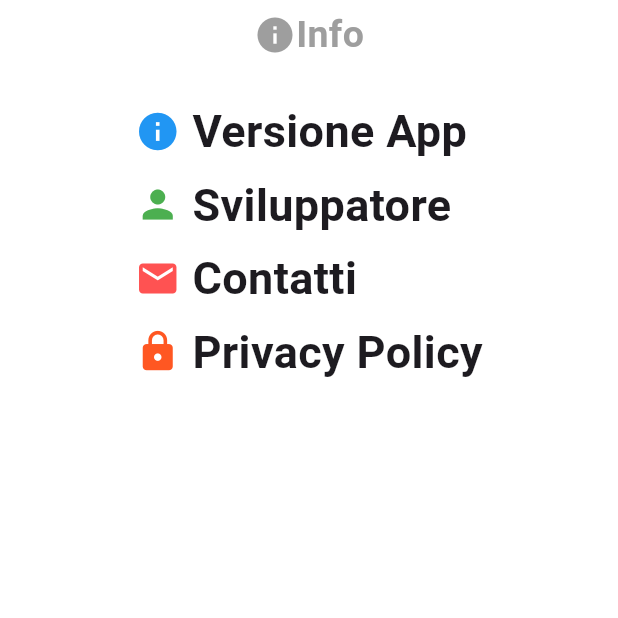
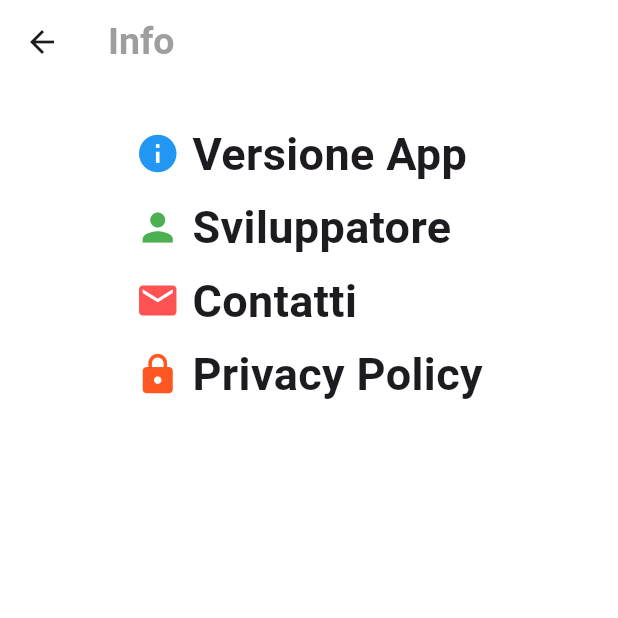
Before and after one commit to ciaba17/meteo, a Flutter app: the screen it shows after launch, in the side drawer, after a tap on "Info", on a phone screen of 412 x 824 dp, the top half of it. Run offline on Flutter 3.47's test engine with Material 3 defaults, Android fonts, the phone set to English and light mode, and no system bars; our stand-ins replace fl_chart, sizer.

Commit message:
aggiunta appbar alla schermata Info

```diff
--- a/meteo/lib/main.dart
+++ b/meteo/lib/main.dart
@@ -343,7 +343,7 @@ class InquinamentoScreen extends StatelessWidget {
       padding: const EdgeInsets.only(bottom: 6.0),
       child: Row(
         children: [
-          IconButton(onPressed: () => apriApprofondimento(context, testoSecondario), icon: Icon(Icons.info, size: 4.w, color: Colors.blue)),
+          IconButton(onPressed: () => apriApprofondimento(context, testoPrincipale, testoSecondario), icon: Icon(Icons.info, size: 4.w, color: Colors.blue)),
           Icon(iconData, color: color, size: 7.w),
           SizedBox(width: 2.w),
           Text(testoPrincipale, style: TextStyle(fontSize: 4.w, fontWeight: FontWeight.bold,)),
@@ -352,12 +352,12 @@ class InquinamentoScreen extends StatelessWidget {
     );
   }
 
-  apriApprofondimento(context, String testoSecondario) {
+  apriApprofondimento(context, String testoPrincipale, String testoSecondario) {
     showDialog(
       context: context,
       builder: (BuildContext context) {
         return AlertDialog(
-          title: Text("Mini schermata"),
+          title: Text(testoPrincipale),
           titleTextStyle: TextStyle(
             fontWeight: FontWeight.bold,
             fontSize: 6.w,
@@ -420,25 +420,24 @@ class InfoScreen extends StatelessWidget {
     return Scaffold(
       backgroundColor: Colors.white,
 
+      appBar: AppBar(
+        backgroundColor: Colors.transparent,
+        title: Row(
+          mainAxisAlignment: MainAxisAlignment.start,
+          children: [
+            Text("Info",
+            style: TextStyle(fontSize: 25, fontWeight: FontWeight.bold, color: Colors.grey)
+            ),
+          ],
+        ),
+      ),
+
       //Elenco Parametri
       body: SingleChildScrollView( // Per lo scorrimento
         child: Center(
           child: Column(
             mainAxisAlignment: MainAxisAlignment.start,
             children: [
-              SizedBox(height: 5),
-
-              Row(
-                mainAxisAlignment: MainAxisAlignment.center,
-                children: [
-                  Icon(Icons.info, color: Colors.grey, size: 28),
-                  Text("Info",
-                      style:
-                          TextStyle(fontSize: 25, fontWeight: FontWeight.bold, color: Colors.grey)
-                  ),
-                ],
-              ),
-
               SizedBox(height: 25),
 
               Row(
@@ -483,6 +482,7 @@ class EndDrawerGlobale extends StatelessWidget {
   @override
   Widget build(BuildContext context) {
     return Drawer(
+      width: 50.h,
       child: ListView(
         children: [
           DrawerHeader(
```
